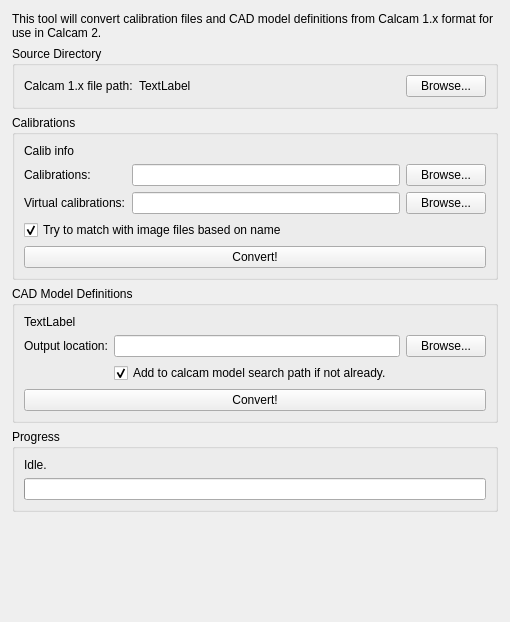
First picture: the form in calcam1_file_converter/convert_files.ui, repository euratom-software/calcam, before the edit.
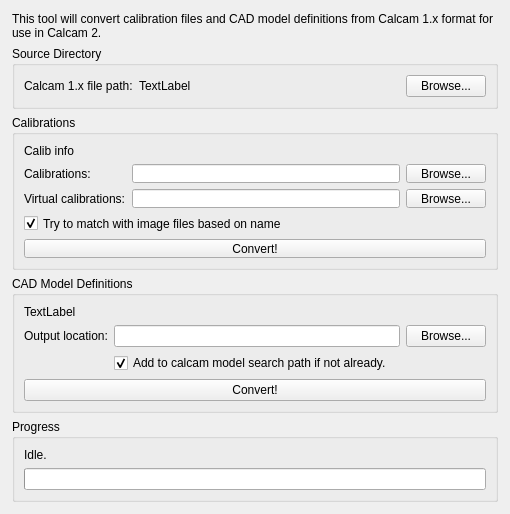
Second picture: the form after the edit.

The edit to the form file:
```diff
--- a/calcam1_file_converter/convert_files.ui
+++ b/calcam1_file_converter/convert_files.ui
@@ -7,7 +7,7 @@
     <x>0</x>
     <y>0</y>
     <width>510</width>
-    <height>622</height>
+    <height>514</height>
    </rect>
   </property>
   <property name="windowTitle">
```
Left out of the diff: 11 changed lines with no effect on the pictures.
